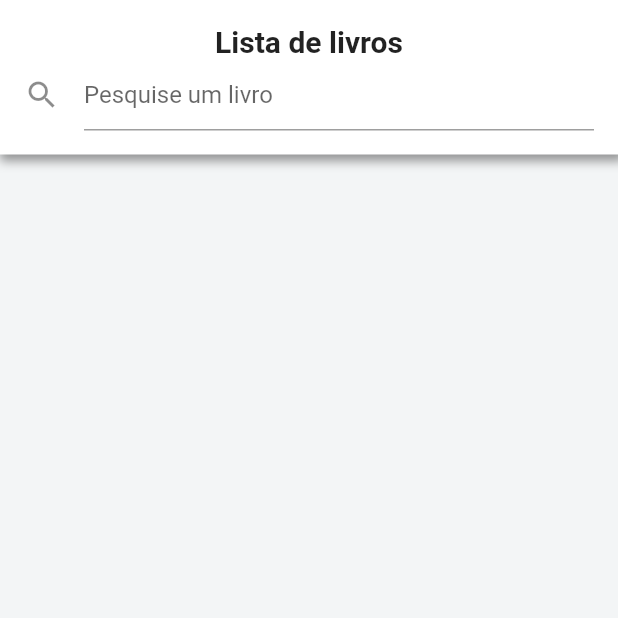
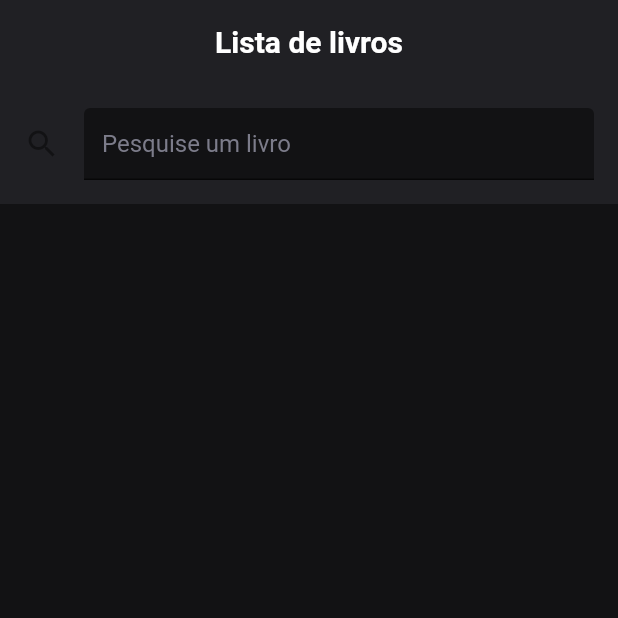
Before and after one commit to avnerjose/INATEL-C214-projeto, a Flutter app: the screen it shows after launch, on a phone screen of 412 x 824 dp, the top half of it. Run offline on Flutter 3.47's test engine with Material 2 defaults, Android fonts, the phone set to English and light mode, and no system bars.

Commit message:
Updating colors on home page

```diff
--- a/lib/views/home.dart
+++ b/lib/views/home.dart
@@ -1,6 +1,10 @@
+import 'dart:convert';
+
 import 'package:books_app/controllers/fetchBook.dart';
+import 'package:books_app/core/app_colors.dart';
 import 'package:books_app/models/book.dart';
 import 'package:flutter/material.dart';
+import 'package:flutter/services.dart';
 
 class HomePage extends StatefulWidget {
   const HomePage({Key? key}) : super(key: key);
@@ -23,7 +27,7 @@ class _HomePageState extends State<HomePage> {
   @override
   void dispose() {
     textEditingController.dispose();
-    ;
+    super.dispose();
   }
 
   Future<void> _getBooks() async {
@@ -32,9 +36,14 @@ class _HomePageState extends State<HomePage> {
         isLoading = true;
       });
       var query = textEditingController.text.split(' ').join("+");
-      _books = await fetchBooksBySearch(query);
+      var books = await fetchBooksBySearch(query);
       setState(() {
+        _books = books;
         isLoading = false;
+      });
+    } else {
+      setState(() {
+        _books = [];
       });
     }
   }
@@ -42,36 +51,41 @@ class _HomePageState extends State<HomePage> {
   @override
   Widget build(BuildContext context) {
     return Scaffold(
-        backgroundColor: const Color.fromRGBO(243, 245, 246, 1),
+        appBar: AppBar(
+          centerTitle: true,
+          backgroundColor: AppColors.dark,
+          elevation: 0,
+          title: const Text("Lista de livros",
+              style: TextStyle(
+                  color: Colors.white,
+                  fontSize: 20,
+                  fontWeight: FontWeight.bold)),
+          systemOverlayStyle:
+              const SystemUiOverlayStyle(statusBarColor: AppColors.dark),
+        ),
+        backgroundColor: AppColors.background,
         body: SafeArea(
           child: Column(
             children: [
               Container(
-                decoration:
-                    const BoxDecoration(color: Colors.white, boxShadow: [
-                  BoxShadow(
-                    color: Color.fromRGBO(0, 0, 0, 0.4),
-                    blurRadius: 5.0,
-                    spreadRadius: 2.0,
-                    offset: Offset(
-                      2.0,
-                      2.0,
-                    ),
-                  )
-                ]),
+                decoration: const BoxDecoration(
+                  color: AppColors.dark,
+                ),
                 padding:
                     const EdgeInsets.symmetric(horizontal: 16, vertical: 16),
                 child: Column(
                   mainAxisAlignment: MainAxisAlignment.center,
                   children: [
-                    const Text("Lista de livros",
-                        style: TextStyle(
-                            fontSize: 20, fontWeight: FontWeight.bold)),
                     TextField(
                       controller: textEditingController,
+                      style: const TextStyle(color: Colors.white),
                       decoration: const InputDecoration(
-                          hintText: "Pesquise um livro",
-                          icon: Icon(Icons.search)),
+                        filled: true,
+                        fillColor: AppColors.background,
+                        hintText: "Pesquise um livro",
+                        hintStyle: TextStyle(color: AppColors.lightGray),
+                        icon: Icon(Icons.search),
+                      ),
                     )
                   ],
                 ),
```
